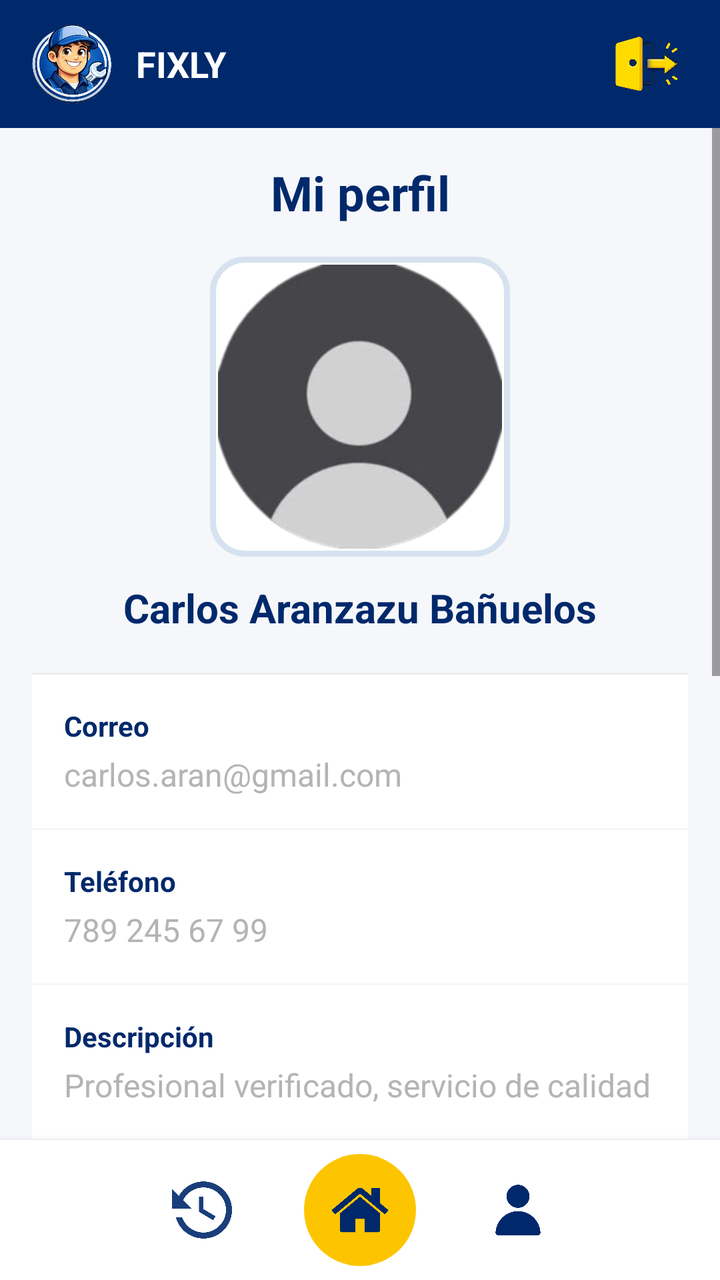
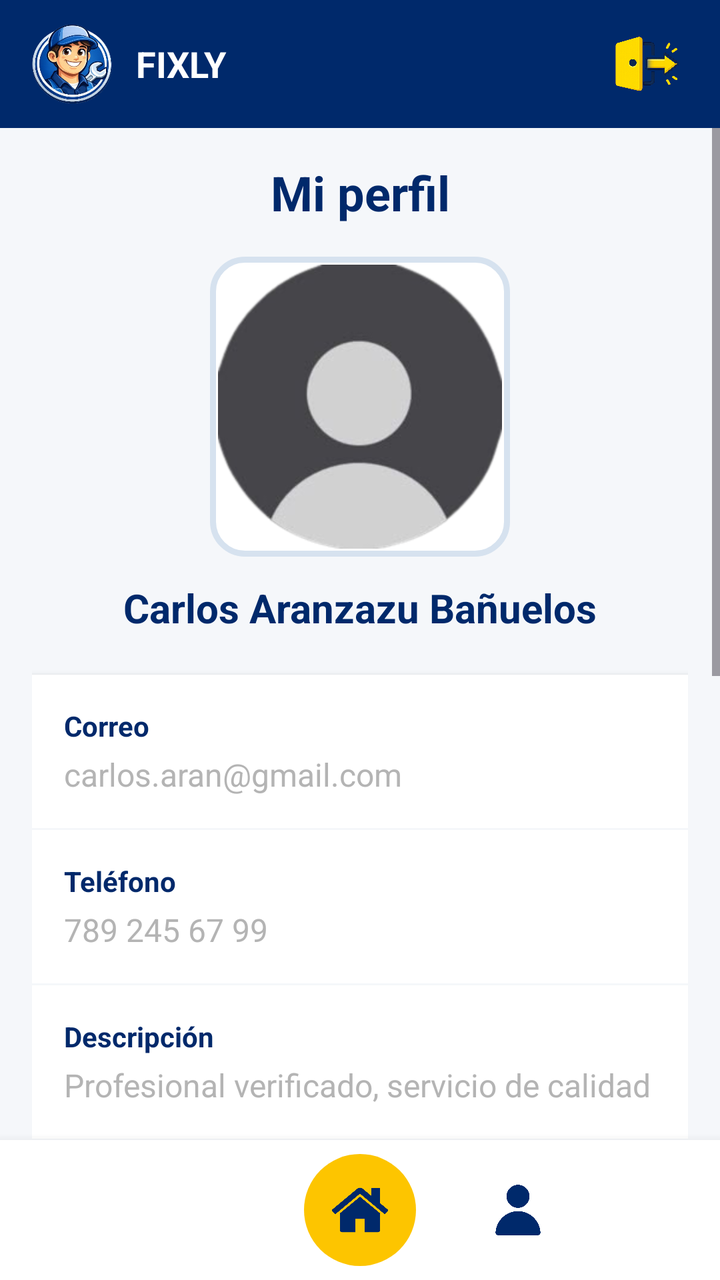

Compare the two renders of this Android layout. The source of the first and the diff that turns it into the second are given below.
<!-- AndroidManifest.xml: application theme Theme.Fixly -->
<!-- res/layout/ver_mi_perfil_proveedor.xml -->
<?xml version="1.0" encoding="utf-8"?>
<LinearLayout
    xmlns:android="http://schemas.android.com/apk/res/android"
    xmlns:app="http://schemas.android.com/apk/res-auto"
    android:id="@+id/layout_principal_perfil_proveedor"
    android:layout_width="match_parent"
    android:layout_height="match_parent"
    android:orientation="vertical"
    android:background="@color/gris_fondo">

    <include layout="@layout/header"/>

    <ScrollView
        android:layout_width="match_parent"
        android:layout_height="0dp"
        android:layout_weight="1"
        android:fillViewport="true">

        <LinearLayout
            android:id="@+id/contenedor_perfil"
            android:layout_width="match_parent"
            android:layout_height="wrap_content"
            android:orientation="vertical"
            android:padding="16dp">

            <TextView
                android:layout_width="match_parent"
                android:layout_height="wrap_content"
                android:text="Mi perfil"
                android:textSize="24sp"
                android:textStyle="bold"
                android:textColor="@color/azul_fixly"
                android:gravity="center"
                android:layout_marginBottom="16dp"/>


            <FrameLayout
                android:layout_width="150dp"
                android:layout_height="150dp"
                android:layout_gravity="center"
                android:background="@drawable/fondo_imagen_redondeada_perfil"
                android:padding="4dp">

                <ImageView
                    android:id="@+id/imagen_proveedor"
                    android:layout_width="match_parent"
                    android:layout_height="match_parent"
                    android:scaleType="centerCrop"
                    android:background="@drawable/imagen_redondeada"
                    android:clipToOutline="true"
                    android:src="@drawable/ic_usuario_placeholder"/>
            </FrameLayout>


            <TextView
                android:id="@+id/texto_nombre_proveedor"
                android:layout_width="match_parent"
                android:layout_height="wrap_content"
                android:text="Carlos Aranzazu Bañuelos"
                android:textStyle="bold"
                android:textSize="20sp"
                android:textColor="@color/azul_fixly"
                android:gravity="center"
                android:layout_marginTop="12dp"
                android:layout_marginBottom="20dp"/>


            <LinearLayout
                android:layout_width="match_parent"
                android:layout_height="wrap_content"
                android:orientation="vertical"
                android:background="@android:color/white"
                android:elevation="3dp">


                <LinearLayout
                    android:layout_width="match_parent"
                    android:layout_height="wrap_content"
                    android:orientation="vertical"
                    android:padding="16dp">

                    <TextView
                        android:layout_width="wrap_content"
                        android:layout_height="wrap_content"
                        android:text="Correo"
                        android:textStyle="bold"
                        android:textColor="@color/azul_fixly"
                        android:textSize="14sp"/>

                    <TextView
                        android:id="@+id/texto_correo_proveedor"
                        android:layout_width="wrap_content"
                        android:layout_height="wrap_content"
                        android:text="carlos.aran@gmail.com"
                        android:textSize="16sp"
                        android:textColor="@color/gris_texto"
                        android:layout_marginTop="4dp"/>
                </LinearLayout>


                <View
                    android:layout_width="match_parent"
                    android:layout_height="1dp"
                    android:background="@color/gris_fondo"/>


                <LinearLayout
                    android:layout_width="match_parent"
                    android:layout_height="wrap_content"
                    android:orientation="vertical"
                    android:padding="16dp">

                    <TextView
                        android:layout_width="wrap_content"
                        android:layout_height="wrap_content"
                        android:text="Teléfono"
                        android:textStyle="bold"
                        android:textColor="@color/azul_fixly"
                        android:textSize="14sp"/>

                    <TextView
                        android:id="@+id/texto_telefono_proveedor"
                        android:layout_width="wrap_content"
                        android:layout_height="wrap_content"
                        android:text="789 245 67 99"
                        android:textSize="16sp"
                        android:textColor="@color/gris_texto"
                        android:layout_marginTop="4dp"/>
                </LinearLayout>


                <View
                    android:layout_width="match_parent"
                    android:layout_height="1dp"
                    android:background="@color/gris_fondo"/>


                <LinearLayout
                    android:layout_width="match_parent"
                    android:layout_height="wrap_content"
                    android:orientation="vertical"
                    android:padding="16dp">

                    <TextView
                        android:layout_width="wrap_content"
                        android:layout_height="wrap_content"
                        android:text="Descripción"
                        android:textStyle="bold"
                        android:textColor="@color/azul_fixly"
                        android:textSize="14sp"/>

                    <TextView
                        android:id="@+id/texto_descripcion_proveedor"
                        android:layout_width="wrap_content"
                        android:layout_height="wrap_content"
                        android:text="Profesional verificado, servicio de calidad"
                        android:textSize="16sp"
                        android:textColor="@color/gris_texto"
                        android:layout_marginTop="4dp"/>
                </LinearLayout>


                <View
                    android:layout_width="match_parent"
                    android:layout_height="1dp"
                    android:background="@color/gris_fondo"/>


                <LinearLayout
                    android:layout_width="match_parent"
                    android:layout_height="wrap_content"
                    android:orientation="vertical"
                    android:padding="16dp">

                    <TextView
                        android:layout_width="wrap_content"
                        android:layout_height="wrap_content"
                        android:text="Servicios"
                        android:textStyle="bold"
                        android:textColor="@color/azul_fixly"
                        android:textSize="14sp"/>

                    <TextView
                        android:id="@+id/texto_servicios_proveedor"
                        android:layout_width="wrap_content"
                        android:layout_height="wrap_content"
                        android:text="• Reparación de fugas&#10;• Instalación de tuberías&#10;• Destape de drenaje"
                        android:textSize="16sp"
                        android:textColor="@color/gris_texto"
                        android:layout_marginTop="4dp"/>
                </LinearLayout>

            </LinearLayout>


            <TextView
                android:layout_width="wrap_content"
                android:layout_height="wrap_content"
                android:text="Valoración"
                android:textStyle="bold"
                android:textColor="@color/azul_fixly"
                android:layout_marginTop="20dp"/>

            <RatingBar
                android:id="@+id/rating_bar"
                android:layout_width="wrap_content"
                android:layout_height="wrap_content"
                android:numStars="5"
                android:rating="4"
                android:stepSize="0.5"
                android:isIndicator="true"
                android:layout_marginTop="8dp"/>


            <TextView
                android:layout_width="wrap_content"
                android:layout_height="wrap_content"
                android:text="Comentarios"
                android:textStyle="bold"
                android:textColor="@color/azul_fixly"
                android:layout_marginTop="20dp"
                android:layout_marginBottom="8dp"/>

            <androidx.recyclerview.widget.RecyclerView
                android:id= "@+id/recycler_comentarios"
                android:layout_width="match_parent"
                android:layout_height="wrap_content"
                android:nestedScrollingEnabled="false"/>


            <com.google.android.material.button.MaterialButton
                android:id="@+id/boton_editar"
                android:layout_width="match_parent"
                android:layout_height="wrap_content"
                android:text="Editar perfil"
                android:layout_marginTop="20dp"
                android:backgroundTint="@color/azul_claro_fixly"
                android:textColor="@color/azul_fixly"
                app:cornerRadius="0dp"/>

            <com.google.android.material.button.MaterialButton
                android:id="@+id/boton_password"
                android:layout_width="match_parent"
                android:layout_height="wrap_content"
                android:text="Cambiar contraseña"
                android:layout_marginTop="10dp"
                android:layout_marginBottom="20dp"
                android:backgroundTint="@color/azul_claro_fixly"
                android:textColor="@color/azul_fixly"
                app:cornerRadius="0dp"/>

        </LinearLayout>

    </ScrollView>

    <include layout="@layout/bottom_nav"/>

</LinearLayout>
<!-- res/layout/header.xml (included above) -->
<?xml version="1.0" encoding="utf-8"?>
<LinearLayout xmlns:android="http://schemas.android.com/apk/res/android"
    xmlns:app="http://schemas.android.com/apk/res-auto"
    android:id="@+id/header_container"
    android:layout_width="match_parent"
    android:layout_height="64dp"
    android:background="@color/azul_fixly"
    android:gravity="center_vertical"
    android:paddingHorizontal="16dp"
    android:orientation="horizontal">

    <ImageView
        android:layout_width="40dp"
        android:layout_height="40dp"
        android:scaleType="fitCenter"
        android:src="@drawable/logo" />

    <TextView
        android:layout_width="0dp"
        android:layout_height="wrap_content"
        android:layout_marginStart="12dp"
        android:layout_weight="1"
        android:text="FIXLY"
        android:textColor="@android:color/white"
        android:textSize="18sp"
        android:textStyle="bold" />

    <ImageView
        android:id="@+id/imageView"
        android:layout_width="40dp"
        android:layout_height="40dp"
        app:srcCompat="@drawable/ic_cerrar_sesion" />

</LinearLayout>
<!-- res/layout/bottom_nav.xml (included above) -->
<?xml version="1.0" encoding="utf-8"?>
<LinearLayout xmlns:android="http://schemas.android.com/apk/res/android"
    xmlns:app="http://schemas.android.com/apk/res-auto"
    android:id="@+id/bottom_container"
    android:layout_width="match_parent"
    android:layout_height="70dp"
    android:background="@android:color/white"
    android:elevation="8dp"
    android:gravity="center"
    android:orientation="horizontal">

    <ImageView
        android:id="@+id/historial_barra_navegacion"
        android:layout_width="30dp"
        android:layout_height="30dp"
        android:src="@drawable/icono_solicitudes"
        android:tint="#00296b" />

    <FrameLayout
        android:id="@+id/home_barra_navegacion"
        android:layout_width="56dp"
        android:layout_height="56dp"
        android:layout_marginHorizontal="36dp"
        android:background="@drawable/bg_home">

        <ImageView
            android:layout_width="28dp"
            android:layout_height="28dp"
            android:layout_gravity="center"
            android:src="@drawable/icono_home"
            app:tint="#00296b" />
    </FrameLayout>

    <ImageView
        android:id="@+id/perfil_barra_navegacion"
        android:layout_width="30dp"
        android:layout_height="30dp"
        android:src="@drawable/icono_usuario"
        app:tint="#00296b" />

</LinearLayout>
<!-- resources referenced by this layout -->
<resources>
  <color name="azul_claro_fixly">#d6e2ef</color>
  <color name="azul_fixly">#00296b</color>
  <color name="gris_fondo">#f5f7fa</color>
  <color name="gris_texto">#b4b4b4</color>
  <!-- drawable bg_home (drawable) -->
  <?xml version="1.0" encoding="utf-8"?>
  <shape xmlns:android="http://schemas.android.com/apk/res/android"
      android:shape="oval">
      <solid android:color="#fdc500"/>
  </shape>
  <!-- drawable fondo_imagen_redondeada_perfil (drawable) -->
  <shape xmlns:android="http://schemas.android.com/apk/res/android">
      <solid android:color="#FFFFFF"/>
  
      <stroke
          android:width="3dp"
          android:color="@color/azul_claro_fixly"/>
  
      <corners android:radius="16dp"/>
  </shape>
  <!-- drawable ic_cerrar_sesion: png bitmap (drawable, 236120 bytes) -->
  <!-- drawable ic_usuario_placeholder: jpg bitmap (drawable, 3624 bytes) -->
  <!-- drawable icono_home: png bitmap (drawable, 9640 bytes) -->
  <!-- drawable icono_solicitudes: png bitmap (drawable, 14988 bytes) -->
  <!-- drawable icono_usuario: png bitmap (drawable, 6687 bytes) -->
  <!-- drawable imagen_redondeada (drawable) -->
  <shape xmlns:android="http://schemas.android.com/apk/res/android">
      <corners android:radius="12dp"/>
      <solid android:color="#FFFFFF"/>
  </shape>
  <!-- drawable logo: png bitmap (drawable, 142083 bytes) -->
  <style name="Theme.Fixly" parent="Base.Theme.Fixly" />
  <style name="Base.Theme.Fixly" parent="Theme.Material3.DayNight.NoActionBar">
          
          
      </style>
</resources>

<!-- the commit's change to res/layout/ver_mi_perfil_proveedor.xml (unified diff, before → after) -->
@@ -253,7 +253,7 @@
 
     </ScrollView>
 
-    <include layout="@layout/bottom_nav"/>
+    <include layout="@layout/bottom_nav_proveedor"/>
 
 </LinearLayout>
 <!-- res/layout/header.xml (included above) -->
@@ -291,7 +291,7 @@
         app:srcCompat="@drawable/ic_cerrar_sesion" />
 
 </LinearLayout>
-<!-- res/layout/bottom_nav.xml (included above) -->
+<!-- res/layout/bottom_nav_proveedor.xml (included above) -->
 <?xml version="1.0" encoding="utf-8"?>
 <LinearLayout xmlns:android="http://schemas.android.com/apk/res/android"
     xmlns:app="http://schemas.android.com/apk/res-auto"
@@ -307,7 +307,6 @@
         android:id="@+id/historial_barra_navegacion"
         android:layout_width="30dp"
         android:layout_height="30dp"
-        android:src="@drawable/icono_solicitudes"
         android:tint="#00296b" />
 
     <FrameLayout
<!-- resource entries referenced after the edit -->
@@ -23,7 +23,6 @@
   <!-- drawable ic_cerrar_sesion: png bitmap (drawable, 236120 bytes) -->
   <!-- drawable ic_usuario_placeholder: jpg bitmap (drawable, 3624 bytes) -->
   <!-- drawable icono_home: png bitmap (drawable, 9640 bytes) -->
-  <!-- drawable icono_solicitudes: png bitmap (drawable, 14988 bytes) -->
   <!-- drawable icono_usuario: png bitmap (drawable, 6687 bytes) -->
   <!-- drawable imagen_redondeada (drawable) -->
   <shape xmlns:android="http://schemas.android.com/apk/res/android">
